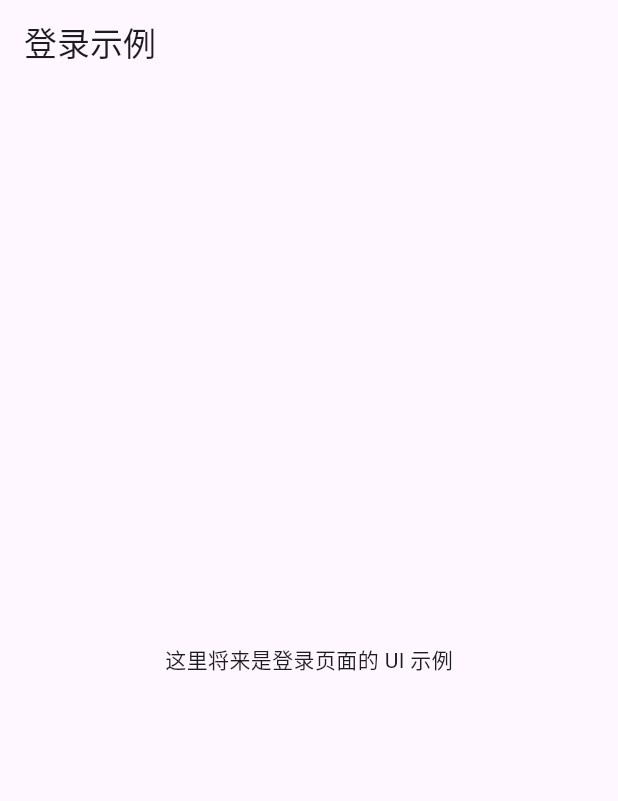
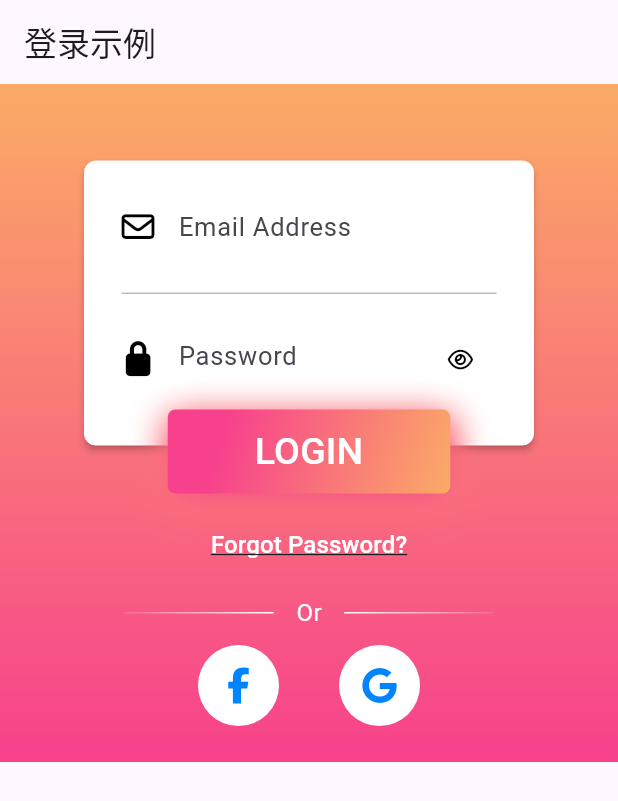
Before and after one commit to tlmile/flutter-leopard, a Flutter app: the _LoginPage screen opened directly, on a phone screen of 412 x 824 dp. Shown: the top 801 px of the screen. Run offline on Flutter 3.47's test engine with Material 3 defaults, Android fonts, the phone set to English and light mode, and no system bars; our stand-ins replace font_awesome_flutter, go_router; Roboto replaces fonts that are missing (WorkSansBold, WorkSansMedium, WorkSansSemiBold).

Commit message:
Move login pages into examples module

```diff
--- a/lib/examples/login/main_login.dart
+++ b/lib/examples/login/main_login.dart
@@ -1,4 +1,6 @@
 import 'package:flutter/material.dart';
+import 'package:flutter_leopard_demo/examples/login/sign_in/sign_in.dart';
+import 'package:flutter_leopard_demo/examples/login/themes/theme.dart';
 
 void main() {
   runApp(const LoginExampleApp());
@@ -11,7 +13,7 @@ class LoginExampleApp extends StatelessWidget {
   Widget build(BuildContext context) {
     return MaterialApp(
       debugShowCheckedModeBanner: true,
-      home: _LoginPage(),
+      home: const _LoginPage(),
     );
   }
 }
@@ -22,9 +24,18 @@ class _LoginPage extends StatelessWidget {
   @override
   Widget build(BuildContext context) {
     return Scaffold(
-      appBar: AppBar(title: Text('登录示例')),
-      body: Center(
-        child: Text('这里将来是登录页面的 UI 示例'),
+      appBar: AppBar(title: const Text('登录示例')),
+      body: Container(
+        width: double.infinity,
+        decoration: const BoxDecoration(
+          gradient: CustomTheme.primaryGradient,
+        ),
+        child: const SafeArea(
+          child: SingleChildScrollView(
+            padding: EdgeInsets.symmetric(vertical: 24.0, horizontal: 16.0),
+            child: Center(child: SignIn()),
+          ),
+        ),
       ),
     );
   }
```
Also changed, not shown: lib/examples/login/sign_in/sign_in.dart (renamed from lib/pages/sign_in/sign_in.dart), lib/examples/login/sign_in/sign_in_forgot_password.dart (renamed from lib/pages/sign_in/sign_in_forgot_password.dart), lib/examples/login/sign_in/sign_in_form.dart (renamed from lib/pages/sign_in/sign_in_form.dart), lib/examples/login/sign_in/sign_in_login_button.dart (renamed from lib/pages/sign_in/sign_in_login_button.dart), lib/examples/login/sign_in/sign_in_or_divider.dart (renamed from lib/pages/sign_in/sign_in_or_divider.dart), lib/examples/login/sign_in/sign_in_social_buttons.dart (renamed from lib/pages/sign_in/sign_in_social_buttons.dart).
